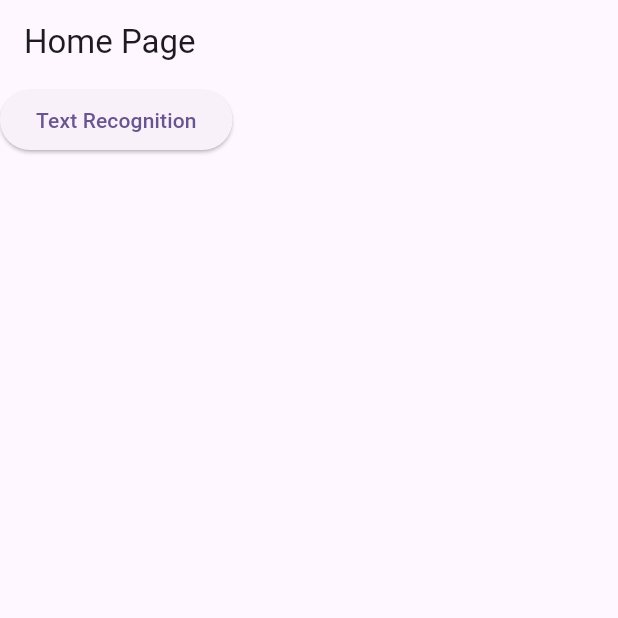
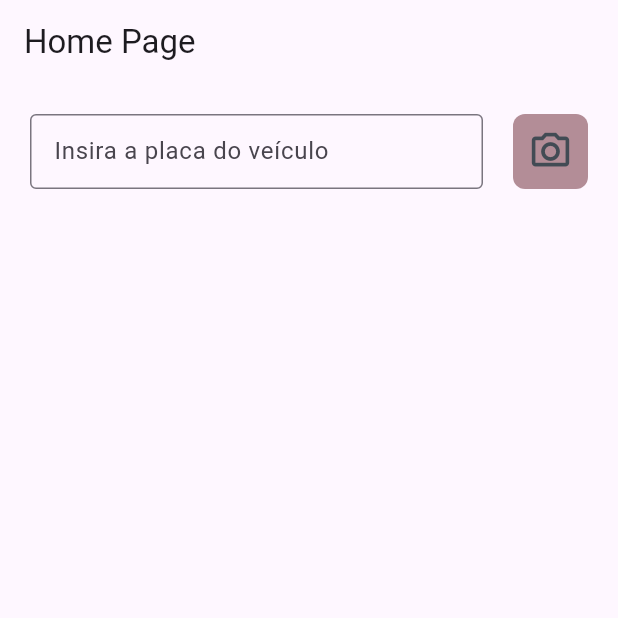
Before and after one commit to Gubiar/flutter_car_plate_ocr, a Flutter app: the screen it shows after launch, on a phone screen of 412 x 824 dp, the top half of it. Run offline on Flutter 3.47's test engine with Material 3 defaults, Android fonts, the phone set to English and light mode, and no system bars; our stand-ins replace camera, flutter_multi_formatter, get; missing offline and left inert: google_mlkit_commons, google_mlkit_text_recognition.

Commit message:
MVP - Gustavo

```diff
--- a/lib/controller/controller.dart
+++ b/lib/controller/controller.dart
@@ -5,10 +5,7 @@ import 'package:path/path.dart';
 import 'package:path_provider/path_provider.dart';
 
 class Controller {
-  // Padrão antigo
-  RegExp regexAntigo = RegExp(r'[A-Z]{3}-\d{4}', caseSensitive: false);
-// Padrão Mercosul
-  RegExp regexMercosul = RegExp(r'[A-Z]{3}\d[A-Z]\d{2}', caseSensitive: false);
+  static String placaLida = '';
 
   Future<String> getAssetPath(String asset) async {
     final path = await getLocalPath(asset);
--- a/lib/main.dart
+++ b/lib/main.dart
@@ -22,7 +22,7 @@ class MyApp extends StatelessWidget {
         colorScheme: ColorScheme.fromSeed(seedColor: Colors.deepPurple),
         useMaterial3: true,
       ),
-      home: const HomePage(),
+      home: HomePage(),
     );
   }
 }
--- a/lib/view/detector_view.dart
+++ b/lib/view/detector_view.dart
@@ -7,7 +7,7 @@ import 'camera_view.dart';
 enum DetectorViewMode { liveFeed, gallery }
 
 class DetectorView extends StatefulWidget {
-  DetectorView({
+  const DetectorView({
     Key? key,
     required this.title,
     required this.onImage,
--- a/lib/view/homepage.dart
+++ b/lib/view/homepage.dart
@@ -1,27 +1,78 @@
 import 'package:flutter/material.dart';
-import 'package:placa_recognise/view/text_detector_view.dart';
+import 'package:flutter_multi_formatter/flutter_multi_formatter.dart';
+import 'package:placa_recognise/controller/controller.dart';
+import 'package:placa_recognise/view/text_recognizer_view.dart';
 
 class HomePage extends StatelessWidget {
-  const HomePage({super.key});
+  HomePage({Key? key}) : super(key: key);
+  final TextEditingController placaController = TextEditingController();
 
   @override
   Widget build(BuildContext context) {
+    double width = MediaQuery.of(context).size.width;
     return Scaffold(
       appBar: AppBar(
         title: const Text('Home Page'),
       ),
-      body: Column(
-        children: [
-          ElevatedButton(
-              onPressed: () async {
-                Navigator.push(
-                  context,
-                  MaterialPageRoute(builder: (context) => const TextRecognizerView()),
-                );
-              },
-              child: const Text('Text Recognition'))
-        ],
+      body: Container(
+        padding: const EdgeInsets.all(20),
+        width: width,
+        child: Column(
+          mainAxisAlignment: MainAxisAlignment.start,
+          crossAxisAlignment: CrossAxisAlignment.center,
+          children: [
+            Row(
+              crossAxisAlignment: CrossAxisAlignment.start,
+              mainAxisAlignment: MainAxisAlignment.spaceBetween,
+              children: [
+                SizedBox(
+                  width: width - 110,
+                  height: 50,
+                  child: TextField(
+                    controller: placaController,
+                    inputFormatters: [
+                      MaskedInputFormatter('###-0#00'),
+                    ],
+                    decoration: const InputDecoration(border: OutlineInputBorder(), labelText: 'Insira a placa do veículo'),
+                  ),
+                ),
+                Padding(
+                  padding: const EdgeInsets.only(left: 20),
+                  child: InkWell(
+                    onTap: () async {
+                      await moveToTextRecognizerView(context);
+                    },
+                    child: Container(
+                      width: 50,
+                      height: 50,
+                      decoration: BoxDecoration(
+                        borderRadius: BorderRadius.circular(8),
+                        color: const Color(0xffB38D97),
+                      ),
+                      alignment: Alignment.center,
+                      child: const Icon(
+                        Icons.camera_alt_outlined,
+                        size: 30,
+                        color: Color(0xff424B54),
+                      ),
+                    ),
+                  ),
+                )
+              ],
+            ),
+          ],
+        ),
       ),
     );
   }
+
+  Future<void> moveToTextRecognizerView(BuildContext context) async {
+    await Navigator.push(
+      context,
+      MaterialPageRoute(builder: (context) => const TextRecognizerView()),
+    );
+
+    debugPrint(Controller.placaLida);
+    placaController.text = Controller.placaLida;
+  }
 }
--- a/pubspec.yaml
+++ b/pubspec.yaml
@@ -18,6 +18,9 @@ dependencies:
   path_provider: ^2.1.2
   image_picker: ^1.0.7
   get: ^4.6.6
+  mask_text_input_formatter: ^2.8.0
+  flutter_masked_text2: ^0.9.1
+  flutter_multi_formatter: ^2.12.4
 
 dev_dependencies:
   flutter_test:
```
Also changed, not shown: lib/view/camera_view.dart (+71 -70 lines), lib/view/text_detector_view.dart (deleted, +0 -128 lines), lib/view/text_recognizer_view.dart (added, +165 -0 lines).
